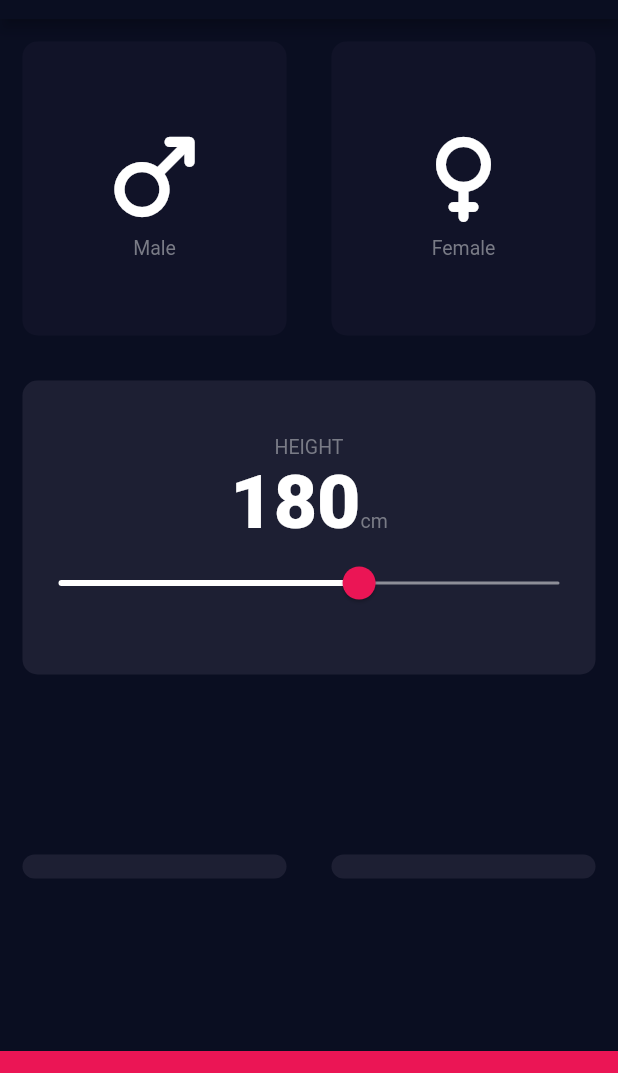
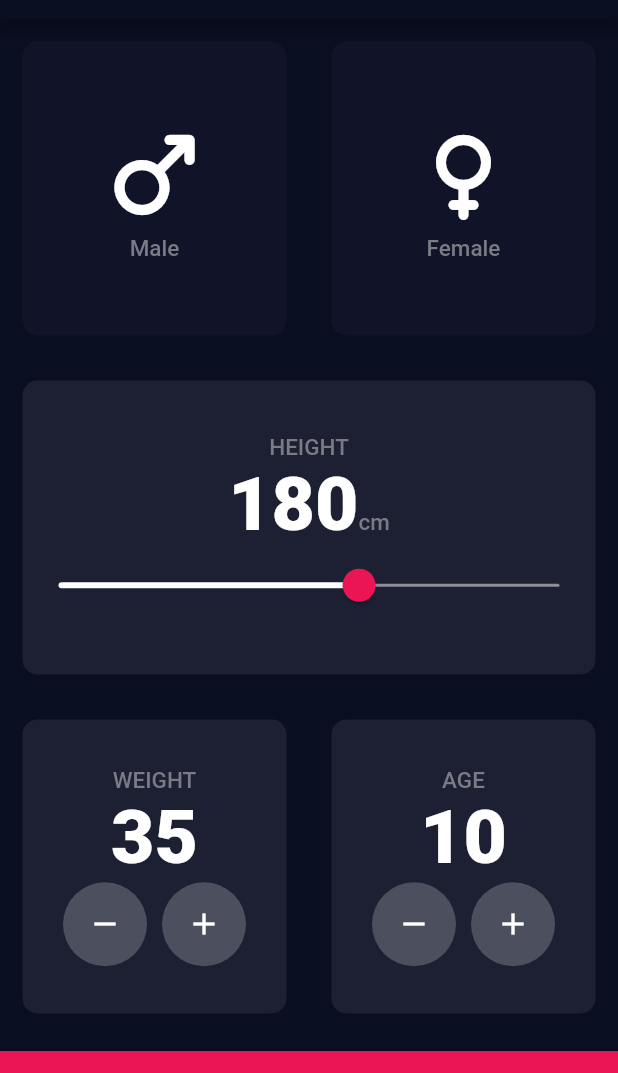
Before and after one commit to MuursaleenBats/bmi_calculator, a Flutter app: the screen it shows after launch, on a phone screen of 412 x 824 dp, the part 65-1138 px from its top. Run offline on Flutter 3.47's test engine with Material 2 defaults, Android fonts, the phone set to English and light mode, and no system bars.

Commit message:
Final row of the input page done.

```diff
--- a/lib/constants.dart
+++ b/lib/constants.dart
@@ -10,6 +10,7 @@ const kNumberTextStyle = TextStyle(
   fontWeight: FontWeight.w900,
 );
 const kLabelTextStyle = TextStyle(
-  fontSize: 13.0,
+  fontSize: 15.0,
+  fontWeight: FontWeight.w500,
   color: Color(0xFF797B86),
 );
--- a/lib/input_page.dart
+++ b/lib/input_page.dart
@@ -13,7 +13,8 @@ class InputPage extends StatefulWidget {
 class _InputPageState extends State<InputPage> {
   GenderType selectedGender = GenderType.none;
   int height = 180;
-
+  int weight = 35;
+  int age = 10;
   @override
   Widget build(BuildContext context) {
     return Scaffold(
@@ -126,15 +127,85 @@ class _InputPageState extends State<InputPage> {
               children: [
                 Expanded(
                   child: ReusableCard(
-                    colour: Color(0xFF1D1F33),
-                    childCard: Text(' '),
+                    colour: kActiveCardColour,
+                    childCard: Column(
+                      mainAxisAlignment: MainAxisAlignment.center,
+                      children: <Widget>[
+                        Text(
+                          'WEIGHT',
+                          style: kLabelTextStyle,
+                        ),
+                        Text(
+                          weight.toString(),
+                          style: kNumberTextStyle,
+                        ),
+                        Row(
+                          mainAxisAlignment: MainAxisAlignment.center,
+                          children: <Widget>[
+                            RoundIconButton(
+                                icon: Icons.remove,
+                                onPressed: () => {
+                                      setState(() {
+                                        weight--;
+                                      })
+                                    }),
+                            SizedBox(
+                              width: 10.0,
+                            ),
+                            RoundIconButton(
+                              icon: Icons.add,
+                              onPressed: () => {
+                                setState(() {
+                                  weight++;
+                                })
+                              },
+                            ),
+                          ],
+                        ),
+                      ],
+                    ),
                     onPress: () {},
                   ),
                 ),
                 Expanded(
                   child: ReusableCard(
-                    colour: Color(0xFF1D1F33),
-                    childCard: Text(' '),
+                    colour: kActiveCardColour,
+                    childCard: Column(
+                      mainAxisAlignment: MainAxisAlignment.center,
+                      children: <Widget>[
+                        Text(
+                          'AGE',
+                          style: kLabelTextStyle,
+                        ),
+                        Text(
+                          age.toString(),
+                          style: kNumberTextStyle,
+                        ),
+                        Row(
+                          mainAxisAlignment: MainAxisAlignment.center,
+                          children: <Widget>[
+                            RoundIconButton(
+                                icon: Icons.remove,
+                                onPressed: () => {
+                                      setState(() {
+                                        age--;
+                                      })
+                                    }),
+                            SizedBox(
+                              width: 10.0,
+                            ),
+                            RoundIconButton(
+                              icon: Icons.add,
+                              onPressed: () => {
+                                setState(() {
+                                  age++;
+                                })
+                              },
+                            ),
+                          ],
+                        ),
+                      ],
+                    ),
                     onPress: () {},
                   ),
                 ),
@@ -152,3 +223,25 @@ class _InputPageState extends State<InputPage> {
     );
   }
 }
+
+class RoundIconButton extends StatelessWidget {
+  RoundIconButton({required this.icon, required this.onPressed});
+
+  final IconData icon;
+  final Function onPressed;
+
+  @override
+  Widget build(BuildContext context) {
+    return RawMaterialButton(
+      elevation: 0.0,
+      child: Icon(icon),
+      onPressed: () => {onPressed()},
+      constraints: BoxConstraints.tightFor(
+        width: 56.0,
+        height: 56.0,
+      ),
+      shape: CircleBorder(),
+      fillColor: Color(0xFF4C4F5E),
+    );
+  }
+}
```
